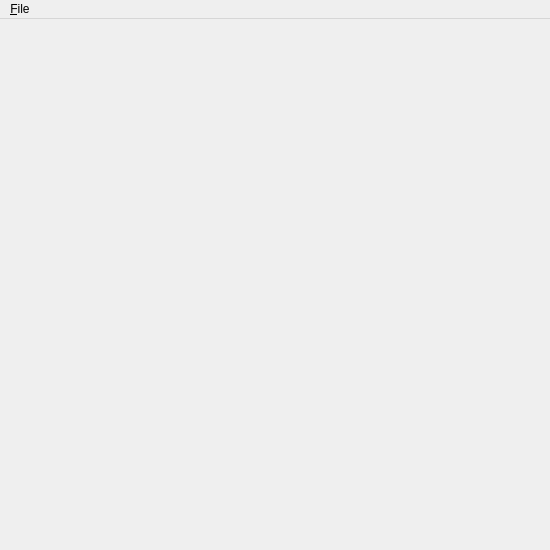
Qt form branches/trunk/UI/spot-on-smpwindow.ui (textbrowser/spot-on) before a commit.
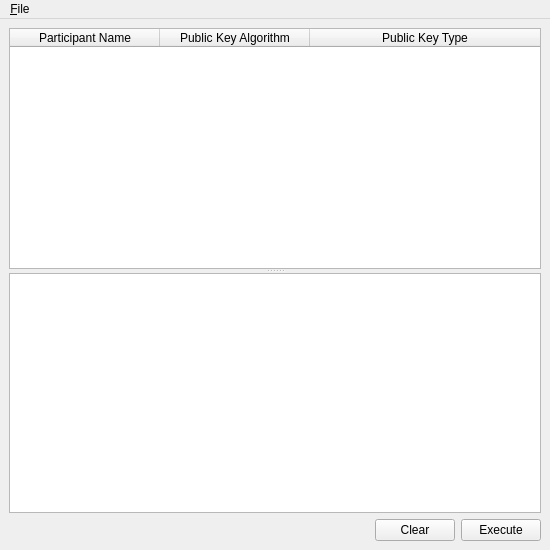
The same form after that commit. Icons and pictures are not drawn.

What changed in the file:
```diff
--- a/branches/trunk/UI/spot-on-smpwindow.ui
+++ b/branches/trunk/UI/spot-on-smpwindow.ui
@@ -15,7 +15,82 @@
     <normaloff>:/nuvola/spot-on-logo.png</normaloff>:/nuvola/spot-on-logo.png</iconset>
   </property>
   <widget class="QWidget" name="centralwidget">
-   <layout class="QVBoxLayout" name="verticalLayout"/>
+   <layout class="QVBoxLayout" name="verticalLayout">
+    <item>
+     <widget class="QSplitter" name="splitter">
+      <property name="orientation">
+       <enum>Qt::Vertical</enum>
+      </property>
+      <widget class="QTableWidget" name="participants">
+       <property name="alternatingRowColors">
+        <bool>true</bool>
+       </property>
+       <property name="selectionMode">
+        <enum>QAbstractItemView::SingleSelection</enum>
+       </property>
+       <property name="horizontalScrollMode">
+        <enum>QAbstractItemView::ScrollPerPixel</enum>
+       </property>
+       <property name="sortingEnabled">
+        <bool>true</bool>
+       </property>
+       <attribute name="horizontalHeaderDefaultSectionSize">
+        <number>150</number>
+       </attribute>
+       <attribute name="horizontalHeaderStretchLastSection">
+        <bool>true</bool>
+       </attribute>
+       <column>
+        <property name="text">
+         <string>Participant Name</string>
+        </property>
+       </column>
+       <column>
+        <property name="text">
+         <string>Public Key Algorithm</string>
+        </property>
+       </column>
+       <column>
+        <property name="text">
+         <string>Public Key Type</string>
+        </property>
+       </column>
+      </widget>
+      <widget class="QTextBrowser" name="output"/>
+     </widget>
+    </item>
+    <item>
+     <layout class="QHBoxLayout" name="horizontalLayout">
+      <item>
+       <spacer name="horizontalSpacer">
+        <property name="orientation">
+         <enum>Qt::Horizontal</enum>
+        </property>
+        <property name="sizeHint" stdset="0">
+         <size>
+          <width>40</width>
+          <height>20</height>
+         </size>
+        </property>
+       </spacer>
+      </item>
+      <item>
+       <widget class="QPushButton" name="clear">
+        <property name="text">
+         <string>Clear</string>
+        </property>
+       </widget>
+      </item>
+      <item>
+       <widget class="QPushButton" name="execute">
+        <property name="text">
+         <string>Execute</string>
+        </property>
+       </widget>
+      </item>
+     </layout>
+    </item>
+   </layout>
   </widget>
   <widget class="QMenuBar" name="menuBar">
    <property name="geometry">
```
